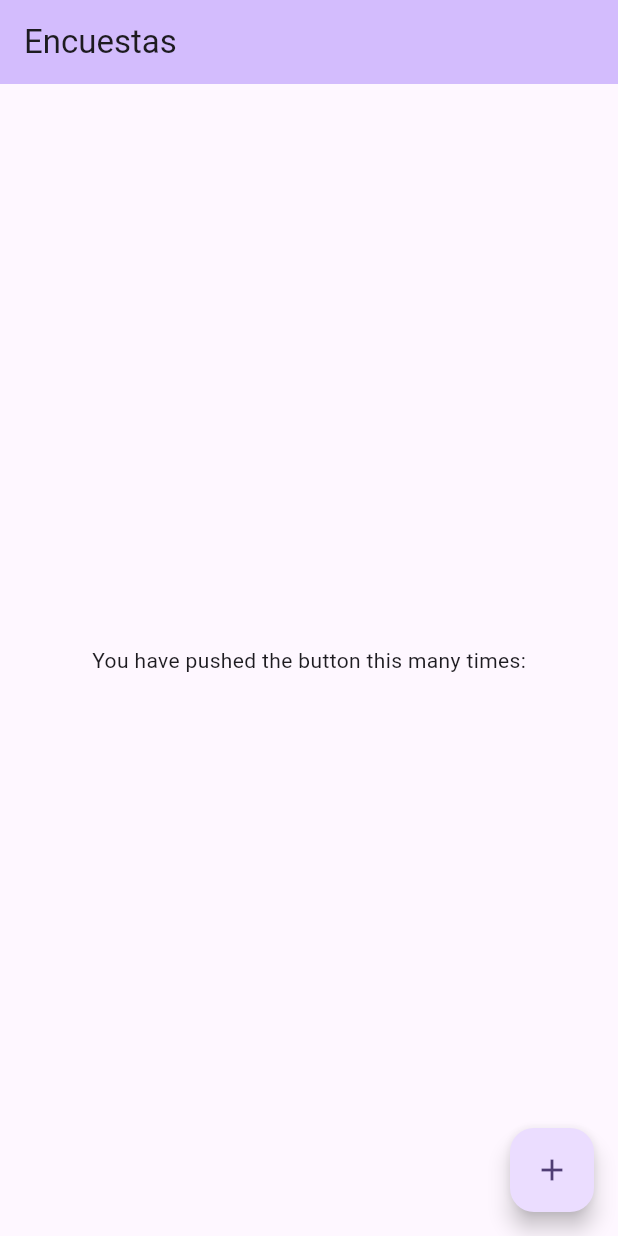
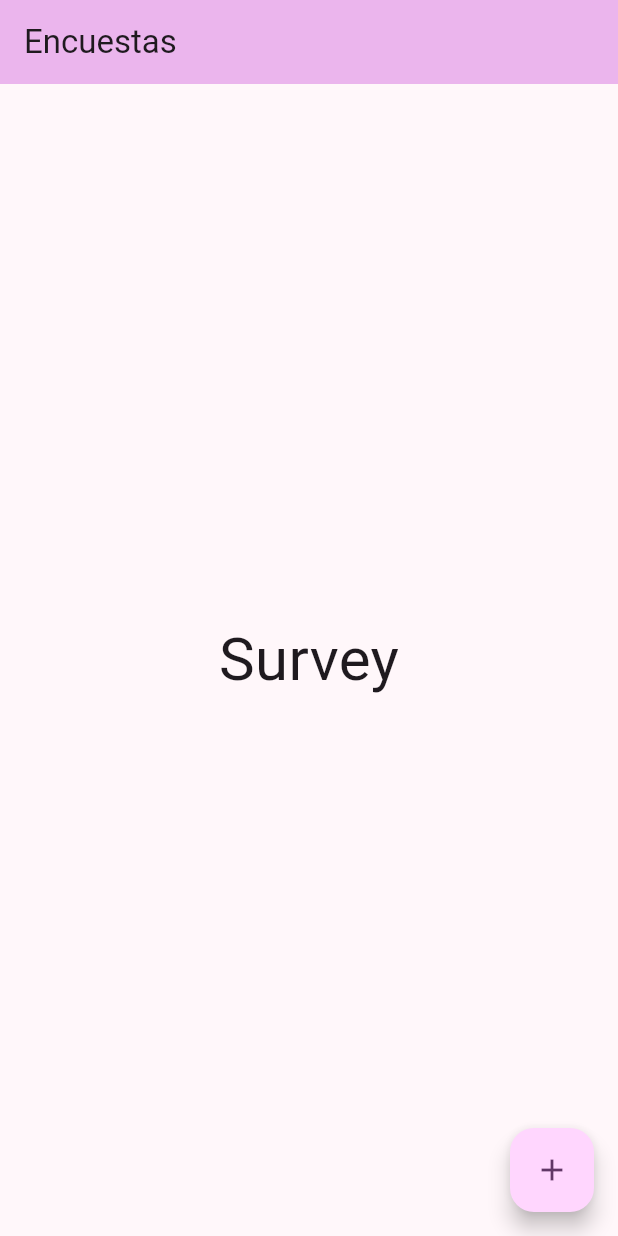
Before and after one commit to fedeGtz11/encuesta, a Flutter app: the screen it shows after launch, after a tap on the "add" icon, on a phone screen of 412 x 824 dp. Run offline on Flutter 3.47's test engine with Material 3 defaults, Android fonts, the phone set to English and light mode, and no system bars.

```diff
--- a/encuestas/lib/dashboard.dart
+++ b/encuestas/lib/dashboard.dart
@@ -0,0 +1,20 @@
+import 'package:flutter/material.dart';
+
+class DashboardPage extends StatelessWidget {
+  const DashboardPage({super.key});
+
+  @override
+  Widget build(BuildContext context) {
+    return Center(
+      child: Column(
+        mainAxisAlignment: MainAxisAlignment.center,
+        children: <Widget>[
+          const Text(
+            'Dashboard',
+            style: TextStyle(fontSize: 40),
+          ),
+        ],
+      ),
+    );
+  }
+}
--- a/encuestas/lib/home.dart
+++ b/encuestas/lib/home.dart
@@ -1,3 +1,8 @@
+import 'package:encuestas/dashboard.dart';
+import 'package:encuestas/questionsa.dart';
+import 'package:encuestas/questionsb.dart';
+import 'package:encuestas/summary.dart';
+import 'package:encuestas/survey.dart';
 import 'package:flutter/material.dart';
 
 class HomePage extends StatefulWidget {
@@ -6,10 +11,25 @@ class HomePage extends StatefulWidget {
   final String title;
 
   @override
-  State<HomePage> createState() => _MyHomePageState();
+  State<HomePage> createState() => _HomePageState();
 }
 
-class _MyHomePageState extends State<HomePage> {
+class _HomePageState extends State<HomePage> {
+  int _selectedIndex = 0;
+  static const List<Widget> _pages = <Widget>[
+    DashboardPage(),
+    SurveyPage(),
+    QuestionsAPage(),
+    QuestionsBPage(),
+    SummaryPage(),
+  ];
+
+  void _pageChange(int index) {
+    setState(() {
+      _selectedIndex = index;
+    });
+  }
+
   @override
   Widget build(BuildContext context) {
     return Scaffold(
@@ -17,19 +37,10 @@ class _MyHomePageState extends State<HomePage> {
         backgroundColor: Theme.of(context).colorScheme.inversePrimary,
         title: Text(widget.title),
       ),
-      body: Center(
-        child: Column(
-          mainAxisAlignment: MainAxisAlignment.center,
-          children: <Widget>[
-            const Text(
-              'You have pushed the button this many times:',
-            ),
-          ],
-        ),
-      ),
+      body: _pages.elementAt(_selectedIndex),
       floatingActionButton: FloatingActionButton(
-        onPressed: () {},
-        tooltip: 'Increment',
+        onPressed: () => _pageChange(1),
+        tooltip: 'Nueva Encuesta',
         child: const Icon(Icons.add),
       ),
     );
--- a/encuestas/lib/main.dart
+++ b/encuestas/lib/main.dart
@@ -11,9 +11,10 @@ class Surveys extends StatelessWidget {
   @override
   Widget build(BuildContext context) {
     return MaterialApp(
-      title: 'Flutter Demo',
+      debugShowCheckedModeBanner: false,
+      title: 'Encuestas',
       theme: ThemeData(
-        colorScheme: ColorScheme.fromSeed(seedColor: Colors.deepPurple),
+        colorScheme: ColorScheme.fromSeed(seedColor: Colors.purpleAccent),
         useMaterial3: true,
       ),
       home: const HomePage(title: 'Encuestas'),
--- a/encuestas/lib/survey.dart
+++ b/encuestas/lib/survey.dart
@@ -0,0 +1,20 @@
+import 'package:flutter/material.dart';
+
+class SurveyPage extends StatelessWidget {
+  const SurveyPage({super.key});
+
+  @override
+  Widget build(BuildContext context) {
+    return Center(
+      child: Column(
+        mainAxisAlignment: MainAxisAlignment.center,
+        children: <Widget>[
+          const Text(
+            'Survey',
+            style: TextStyle(fontSize: 40),
+          ),
+        ],
+      ),
+    );
+  }
+}
```
Also changed, not shown: encuestas/lib/questionsa.dart (+20 -0 lines), encuestas/lib/questionsb.dart (+20 -0 lines), encuestas/lib/summary.dart (+20 -0 lines).
